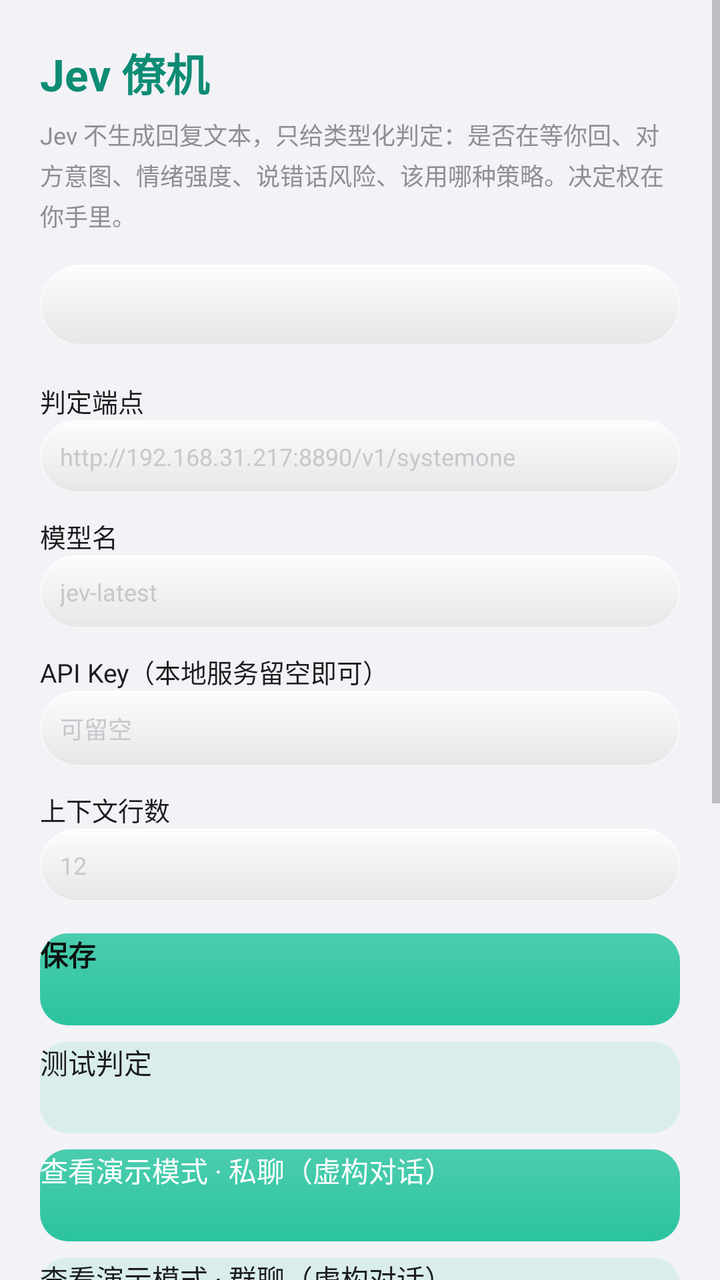
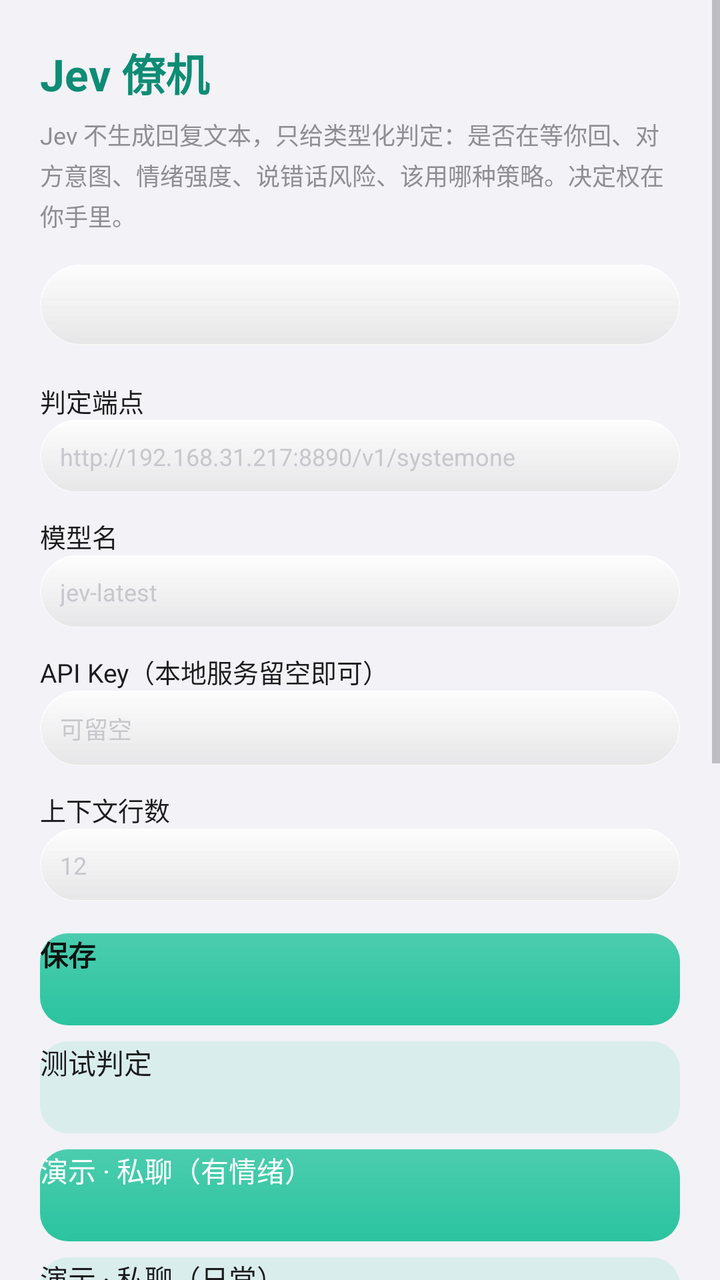

Compare the two renders of this Android layout. The source of the first and the diff that turns it into the second are given below.
<!-- AndroidManifest.xml: application theme AppTheme -->
<!-- res/layout/activity_main.xml -->
<?xml version="1.0" encoding="utf-8"?>
<ScrollView xmlns:android="http://schemas.android.com/apk/res/android"
    android:layout_width="match_parent"
    android:layout_height="match_parent"
    android:background="#FFF2F2F7"
    android:fillViewport="true">

    <LinearLayout
        android:layout_width="match_parent"
        android:layout_height="wrap_content"
        android:orientation="vertical"
        android:padding="20dp">

        <TextView
            android:layout_width="match_parent"
            android:layout_height="wrap_content"
            android:text="Jev 僚机"
            android:textColor="#FF0E8C74"
            android:textSize="22sp"
            android:textStyle="bold" />

        <TextView
            android:layout_width="match_parent"
            android:layout_height="wrap_content"
            android:layout_marginTop="6dp"
            android:lineSpacingExtra="3dp"
            android:text="Jev 不生成回复文本，只给类型化判定：是否在等你回、对方意图、情绪强度、说错话风险、该用哪种策略。决定权在你手里。"
            android:textColor="#FF8E8E93"
            android:textSize="12sp" />

        <TextView
            android:id="@+id/status"
            android:layout_width="match_parent"
            android:layout_height="wrap_content"
            android:layout_marginTop="16dp"
            android:background="@drawable/bg_card"
            android:lineSpacingExtra="4dp"
            android:padding="12dp"
            android:text=""
            android:textColor="#FF1C1C1E"
            android:textSize="12sp" />

        <TextView
            android:layout_width="match_parent"
            android:layout_height="wrap_content"
            android:layout_marginTop="18dp"
            android:text="判定端点"
            android:textColor="#FF1C1C1E"
            android:textSize="13sp" />

        <EditText
            android:id="@+id/endpoint"
            android:layout_width="match_parent"
            android:layout_height="wrap_content"
            android:background="@drawable/bg_card"
            android:hint="http://192.168.31.217:8890/v1/systemone"
            android:inputType="textUri"
            android:padding="10dp"
            android:textColor="#FF1C1C1E"
            android:textColorHint="#FFC7C7CC"
            android:textSize="12sp" />

        <TextView
            android:layout_width="match_parent"
            android:layout_height="wrap_content"
            android:layout_marginTop="12dp"
            android:text="模型名"
            android:textColor="#FF1C1C1E"
            android:textSize="13sp" />

        <EditText
            android:id="@+id/model"
            android:layout_width="match_parent"
            android:layout_height="wrap_content"
            android:background="@drawable/bg_card"
            android:hint="jev-latest"
            android:inputType="text"
            android:padding="10dp"
            android:textColor="#FF1C1C1E"
            android:textColorHint="#FFC7C7CC"
            android:textSize="12sp" />

        <TextView
            android:layout_width="match_parent"
            android:layout_height="wrap_content"
            android:layout_marginTop="12dp"
            android:text="API Key（本地服务留空即可）"
            android:textColor="#FF1C1C1E"
            android:textSize="13sp" />

        <EditText
            android:id="@+id/apikey"
            android:layout_width="match_parent"
            android:layout_height="wrap_content"
            android:background="@drawable/bg_card"
            android:hint="可留空"
            android:inputType="text"
            android:padding="10dp"
            android:textColor="#FF1C1C1E"
            android:textColorHint="#FFC7C7CC"
            android:textSize="12sp" />

        <TextView
            android:layout_width="match_parent"
            android:layout_height="wrap_content"
            android:layout_marginTop="12dp"
            android:text="上下文行数"
            android:textColor="#FF1C1C1E"
            android:textSize="13sp" />

        <EditText
            android:id="@+id/lines"
            android:layout_width="match_parent"
            android:layout_height="wrap_content"
            android:background="@drawable/bg_card"
            android:hint="12"
            android:inputType="number"
            android:padding="10dp"
            android:textColor="#FF1C1C1E"
            android:textColorHint="#FFC7C7CC"
            android:textSize="12sp" />

        <Button
            android:id="@+id/save"
            android:layout_width="match_parent"
            android:layout_height="46dp"
            android:layout_marginTop="16dp"
            android:background="@drawable/bg_btn_primary"
            android:text="保存"
            android:textAllCaps="false"
            android:textColor="#FF0B1412"
            android:textStyle="bold" />

        <Button
            android:id="@+id/test"
            android:layout_width="match_parent"
            android:layout_height="46dp"
            android:layout_marginTop="8dp"
            android:background="@drawable/bg_btn_ghost"
            android:text="测试判定"
            android:textAllCaps="false"
            android:textColor="#FF1C1C1E" />

        <Button
            android:id="@+id/demo"
            android:layout_width="match_parent"
            android:layout_height="46dp"
            android:layout_marginTop="8dp"
            android:background="@drawable/bg_btn_primary"
            android:text="查看演示模式 · 私聊（虚构对话）"
            android:textAllCaps="false"
            android:textColor="#FFFFFFFF" />

        <Button
            android:id="@+id/demo_group"
            android:layout_width="match_parent"
            android:layout_height="46dp"
            android:layout_marginTop="8dp"
            android:background="@drawable/bg_btn_ghost"
            android:text="查看演示模式 · 群聊（虚构对话）"
            android:textAllCaps="false"
            android:textColor="#FF1C1C1E" />

        <Button
            android:id="@+id/snapshot"
            android:layout_width="match_parent"
            android:layout_height="46dp"
            android:layout_marginTop="8dp"
            android:background="@drawable/bg_btn_ghost"
            android:text="抓一次看看（当前窗口）"
            android:textAllCaps="false"
            android:textColor="#FF0E8C74" />

        <Button
            android:id="@+id/mode"
            android:layout_width="match_parent"
            android:layout_height="46dp"
            android:layout_marginTop="8dp"
            android:background="@drawable/bg_btn_ghost"
            android:text="切换判定模式（本地）"
            android:textAllCaps="false"
            android:textColor="#FF1C1C1E" />

        <Button
            android:id="@+id/localcheck"
            android:layout_width="match_parent"
            android:layout_height="46dp"
            android:layout_marginTop="8dp"
            android:background="@drawable/bg_btn_ghost"
            android:text="加载本地模型并自检"
            android:textAllCaps="false"
            android:textColor="#FF1C1C1E" />

        <Button
            android:id="@+id/accessibility"
            android:layout_width="match_parent"
            android:layout_height="46dp"
            android:layout_marginTop="8dp"
            android:background="@drawable/bg_btn_ghost"
            android:text="开启读屏无障碍"
            android:textAllCaps="false"
            android:textColor="#FF1C1C1E" />

        <Button
            android:id="@+id/toggle"
            android:layout_width="match_parent"
            android:layout_height="46dp"
            android:layout_marginTop="8dp"
            android:background="@drawable/bg_btn_ghost"
            android:text="启动悬浮球"
            android:textAllCaps="false"
            android:textColor="#FF1C1C1E" />

        <TextView
            android:id="@+id/output"
            android:layout_width="match_parent"
            android:layout_height="wrap_content"
            android:layout_marginTop="16dp"
            android:background="@drawable/bg_card"
            android:lineSpacingExtra="4dp"
            android:padding="12dp"
            android:text=""
            android:textColor="#FF8E8E93"
            android:textSize="11sp" />
    </LinearLayout>
</ScrollView>
<!-- resources referenced by this layout -->
<resources>
  <!-- drawable bg_btn_ghost (drawable) -->
  <?xml version="1.0" encoding="utf-8"?>
  <shape xmlns:android="http://schemas.android.com/apk/res/android"
      android:shape="rectangle">
      <solid android:color="#1F2BC4A0" />
      <corners android:radius="14dp" />
  </shape>
  <!-- drawable bg_btn_primary (drawable) -->
  <?xml version="1.0" encoding="utf-8"?>
  <layer-list xmlns:android="http://schemas.android.com/apk/res/android">
      <item>
          <shape android:shape="rectangle">
              <solid android:color="#FF2BC4A0" />
              <corners android:radius="14dp" />
          </shape>
      </item>
      <item>
          <shape android:shape="rectangle">
              <gradient
                  android:angle="270"
                  android:startColor="#26FFFFFF"
                  android:endColor="#00FFFFFF"
                  android:type="linear" />
              <corners android:radius="14dp" />
          </shape>
      </item>
  </layer-list>
  <!-- drawable bg_card (drawable) -->
  <?xml version="1.0" encoding="utf-8"?>
  <layer-list xmlns:android="http://schemas.android.com/apk/res/android">
  
      
      <item>
          <shape android:shape="rectangle">
              <solid android:color="#E0FFFFFF" />
              <corners android:radius="26dp" />
          </shape>
      </item>
  
      
      <item>
          <shape android:shape="rectangle">
              <gradient
                  android:angle="270"
                  android:startColor="#45FFFFFF"
                  android:centerColor="#16FFFFFF"
                  android:endColor="#00FFFFFF"
                  android:type="linear" />
              <corners android:radius="26dp" />
          </shape>
      </item>
  
      
      <item>
          <shape android:shape="rectangle">
              <gradient
                  android:angle="90"
                  android:startColor="#128E8E93"
                  android:endColor="#008E8E93"
                  android:type="linear" />
              <corners android:radius="26dp" />
          </shape>
      </item>
  
      
      <item>
          <shape android:shape="rectangle">
              <gradient
                  android:angle="270"
                  android:startColor="#00000000"
                  android:endColor="#0F000000"
                  android:type="linear" />
              <corners android:radius="26dp" />
              <size android:height="26dp" />
          </shape>
      </item>
  
      
      <item>
          <shape android:shape="rectangle">
              <stroke android:width="0.5dp" android:color="#A6FFFFFF" />
              <corners android:radius="26dp" />
          </shape>
      </item>
  </layer-list>
  <style name="AppTheme" parent="@android:style/Theme.Material.Light.NoActionBar">
          <item name="android:windowBackground">#FFF2F2F7</item>
          <item name="android:colorBackground">#FFF2F2F7</item>
          <item name="android:textColorPrimary">#FF1C1C1E</item>
          <item name="android:textColorSecondary">#FF8E8E93</item>
          <item name="android:colorAccent">#FF2BC4A0</item>
          <item name="android:statusBarColor">#FFF2F2F7</item>
          <item name="android:navigationBarColor">#FFF2F2F7</item>
          <item name="android:windowLightStatusBar">true</item>
          <item name="android:windowLightNavigationBar">true</item>
      </style>
</resources>

<!-- the commit's change to res/layout/activity_main.xml (unified diff, before → after) -->
@@ -147,17 +147,27 @@
             android:layout_height="46dp"
             android:layout_marginTop="8dp"
             android:background="@drawable/bg_btn_primary"
-            android:text="查看演示模式 · 私聊（虚构对话）"
+            android:text="演示 · 私聊（有情绪）"
             android:textAllCaps="false"
             android:textColor="#FFFFFFFF" />
 
         <Button
+            android:id="@+id/demo_calm"
+            android:layout_width="match_parent"
+            android:layout_height="46dp"
+            android:layout_marginTop="8dp"
+            android:background="@drawable/bg_btn_ghost"
+            android:text="演示 · 私聊（日常）"
+            android:textAllCaps="false"
+            android:textColor="#FF1C1C1E" />
+
+        <Button
             android:id="@+id/demo_group"
             android:layout_width="match_parent"
             android:layout_height="46dp"
             android:layout_marginTop="8dp"
             android:background="@drawable/bg_btn_ghost"
-            android:text="查看演示模式 · 群聊（虚构对话）"
+            android:text="演示 · 群聊"
             android:textAllCaps="false"
             android:textColor="#FF1C1C1E" />
 
